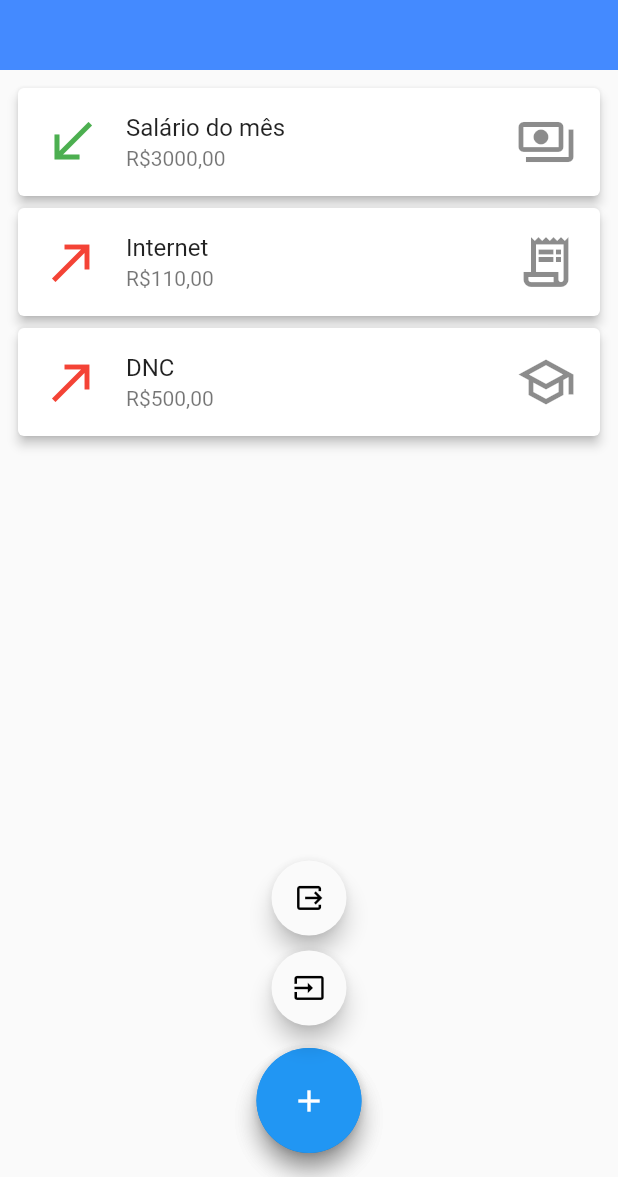
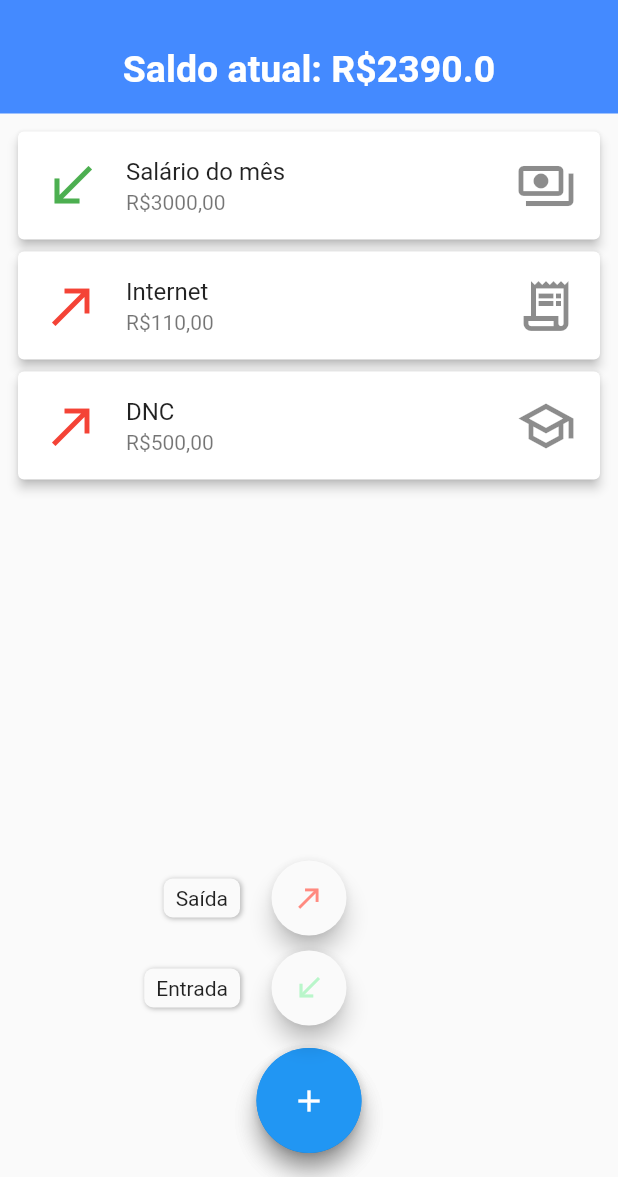
Before and after one commit to EduardoBllc/maWallet, a Flutter app: the screen it shows after launch, after a tap on the "add" icon, on a phone screen of 412 x 824 dp, the part 59-1236 px from its top. Run offline on Flutter 3.47's test engine with Material 2 defaults, Android fonts, the phone set to English and light mode, and no system bars; drawn by our look-alikes of flutter_speed_dial; our stand-ins replace rflutter_alert.

Commit message:
Fazendo algumas mudanças

```diff
--- a/lib/components/transaction_card.dart
+++ b/lib/components/transaction_card.dart
@@ -1,32 +1,45 @@
 import 'package:flutter/material.dart';
-import '../constants.dart';
+import 'package:ma_wallet/models/financial_data.dart';
+import 'package:provider/provider.dart';
 import '../models/transaction.dart';
 
 class TransactionCard extends StatelessWidget {
   const TransactionCard({
     super.key,
     required this.transaction,
+    required this.index,
   });
 
   final Transaction transaction;
+  final int index;
 
   @override
   Widget build(BuildContext context) {
     String formattedValue = transaction.value.toString().replaceAll('.', ',');
     return Card(
       elevation: 3,
-      child: ListTile(
+      child: Consumer<FinancialData>(
+        builder: (context, financialData, child) {
+          return ListTile(
             leading: transaction.type == TransactionType.input
-            ? Icon(Icons.call_received, color: Colors.green, size: 40)
-            : Icon(Icons.call_made, color: Colors.red, size: 40),
+                ? const Icon(Icons.call_received, color: Colors.green, size: 40)
+                : const Icon(Icons.call_made, color: Colors.red, size: 40),
             title: Text(transaction.title),
             subtitle: Text('R\$${formattedValue}0'),
             trailing: transaction.type == TransactionType.output
                 ? Icon(
-                transaction.category?.icon,
+                    transaction.category.icon,
                     size: 40,
                   )
-            : Icon(Icons.payments_outlined, size: 40,),
+                : const Icon(
+                    Icons.payments_outlined,
+                    size: 40,
+                  ),
+            onLongPress: () {
+              financialData.removeTransaction(index);
+            },
+          );
+        },
       ),
     );
   }
--- a/lib/main.dart
+++ b/lib/main.dart
@@ -13,6 +13,7 @@ class MaWalletApp extends StatelessWidget {
     return ChangeNotifierProvider(
       create: (context) => FinancialData(),
       child: MaterialApp(
+        debugShowCheckedModeBanner: false,
         initialRoute: '/',
         routes: {
           '/' : (context) => MainPage(),
--- a/lib/models/financial_data.dart
+++ b/lib/models/financial_data.dart
@@ -5,28 +5,49 @@ import 'package:ma_wallet/models/transaction.dart';
 import '../constants.dart';
 
 class FinancialData extends ChangeNotifier {
+  double _total = 0;
+
   List<Transaction> _transactions = [
-    InputTransaction(title: 'Salário do mês', value: 3000),
-    OutputTransaction(category: Category.contas, title: 'Internet', value: 110),
-    OutputTransaction(category: Category.educacao, title: 'DNC', value: 500),
+    InputTransaction(
+        title: 'Salário do mês', value: 3000, date: DateTime.now()),
+    OutputTransaction(
+        category: Category.contas,
+        title: 'Internet',
+        value: 110,
+        date: DateTime.now()),
+    OutputTransaction(
+        category: Category.educacao,
+        title: 'DNC',
+        value: 500,
+        date: DateTime.now()),
   ];
 
   List<Transaction> get transactions {
     return UnmodifiableListView(_transactions);
   }
 
+  double get total {
+    return _total;
+  }
+
   void addTransaction(Transaction transaction) {
     _transactions.add(transaction);
+    refreshTotal();
     notifyListeners();
   }
 
-  double getTotal() {
-    double total = 0;
+  void removeTransaction(int index) {
+    _transactions.removeAt(index);
+    refreshTotal();
+    notifyListeners();
+  }
+
+  void refreshTotal() {
+    _total = 0;
     for (Transaction transaction in _transactions) {
       transaction.type == TransactionType.input
-          ? total += transaction.value
-          : total -= transaction.value;
+          ? _total += transaction.value
+          : _total -= transaction.value;
     }
-    return total;
   }
 }
--- a/lib/models/transaction.dart
+++ b/lib/models/transaction.dart
@@ -1,25 +1,42 @@
 import '../constants.dart';
 
 abstract class Transaction {
-  Transaction({required this.value, required this.title, required this.type, this.category = Category.none});
+  Transaction({
+    required this.value,
+    required this.title,
+    required this.type,
+    this.category = Category.none,
+    required this.date,
+  });
 
   final String title;
   final double value;
   final TransactionType type;
-  final Category? category;
+  final Category category;
+  final DateTime date;
 }
 
 class InputTransaction extends Transaction {
-  InputTransaction(
-      {required super.title,
-      required super.value,
-      super.type = TransactionType.input});
+  InputTransaction({
+    required super.title,
+    required super.value,
+    super.type = TransactionType.input,
+    required super.date,
+  });
 }
 
 class OutputTransaction extends Transaction {
-  OutputTransaction(
-      {required super.category,
-      required super.title,
-      required super.value,
-      super.type = TransactionType.output});
+  OutputTransaction({
+    required super.category,
+    required super.title,
+    required super.value,
+    super.type = TransactionType.output,
+    required super.date,
+  });
 }
+
+enum TransactionType {
+  none,
+  input,
+  output,
+}
--- a/lib/screens/main_page.dart
+++ b/lib/screens/main_page.dart
@@ -1,17 +1,23 @@
 import 'package:flutter/material.dart';
-import 'package:ma_wallet/constants.dart';
 import 'package:ma_wallet/models/financial_data.dart';
 import 'package:ma_wallet/screens/transactions_list.dart';
 import 'package:flutter_speed_dial/flutter_speed_dial.dart';
 import 'package:ma_wallet/modals/new_transaction.dart';
 import 'package:provider/provider.dart';
 
-class MainPage extends StatelessWidget {
+import '../models/transaction.dart';
+
+class MainPage extends StatefulWidget {
   const MainPage({super.key});
 
   @override
+  State<MainPage> createState() => _MainPageState();
+}
+
+class _MainPageState extends State<MainPage> {
+
+  @override
   Widget build(BuildContext context) {
-
     return Scaffold(
       appBar: AppBar(
         bottomOpacity: 0,
@@ -22,7 +28,26 @@ class MainPage extends StatelessWidget {
       body: Column(
         crossAxisAlignment: CrossAxisAlignment.stretch,
         children: [
-          Container(color: Colors.blueAccent, height: 30),
+          Consumer<FinancialData>(
+            builder: (BuildContext context, FinancialData financialData,
+                Widget? child) {
+              financialData.refreshTotal();
+              return Container(
+                padding: EdgeInsets.all(15),
+                color: Colors.blueAccent,
+                child: Center(
+                  child: Text(
+                    'Saldo atual: R\$${financialData.total}',
+                    style: TextStyle(
+                      color: Colors.white,
+                      fontWeight: FontWeight.bold,
+                      fontSize: 25,
+                    ),
+                  ),
+                ),
+              );
+            },
+          ),
           const Expanded(child: TransactionsList()),
         ],
       ),
@@ -34,11 +59,14 @@ class MainPage extends StatelessWidget {
         spacing: 10,
         children: [
           SpeedDialChild(
-            child: Icon(Icons.input),
+            label: 'Entrada',
+            child:
+                Icon(Icons.call_received, color: Colors.greenAccent.shade100),
             onTap: () => modalShow(context, TransactionType.input),
           ),
           SpeedDialChild(
-            child: Icon(Icons.output),
+            label: 'Saída',
+            child: Icon(Icons.call_made, color: Colors.redAccent.shade100),
             onTap: () => modalShow(context, TransactionType.output),
           ),
         ],
--- a/lib/screens/transactions_list.dart
+++ b/lib/screens/transactions_list.dart
@@ -16,7 +16,7 @@ class TransactionsList extends StatelessWidget {
           padding: const EdgeInsets.all(8),
           itemCount: financialData.transactions.length,
           itemBuilder: (context, index){
-            return TransactionCard(transaction: financialData.transactions[index]);
+            return TransactionCard(transaction: financialData.transactions[index], index: index,);
           },
         );
       },
```
Also changed, not shown: Roteiro.txt (+4 -8 lines), lib/components/modal_add_button.dart (+13 -5 lines), lib/components/pop_up_field.dart (deleted, +0 -36 lines), lib/constants.dart (+0 -7 lines), lib/modals/new_transaction.dart (+34 -16 lines). Lines whose indentation alone changed are shown as unchanged.
